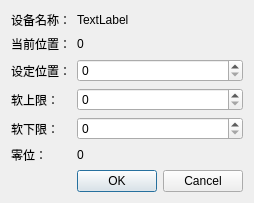
niuyuxin/touchScreen, file ui/settingpara.ui: the form before one commit.
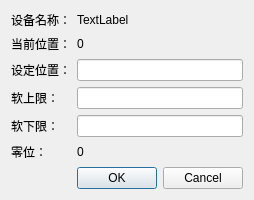
The form after the commit.

The edit to the form file:
```diff
--- a/ui/settingpara.ui
+++ b/ui/settingpara.ui
@@ -35,19 +35,6 @@
      </property>
     </widget>
    </item>
-   <item row="3" column="1">
-    <widget class="QSpinBox" name="upLimittedPosSpinBox">
-     <property name="sizePolicy">
-      <sizepolicy hsizetype="Preferred" vsizetype="Fixed">
-       <horstretch>0</horstretch>
-       <verstretch>0</verstretch>
-      </sizepolicy>
-     </property>
-     <property name="maximum">
-      <number>100000</number>
-     </property>
-    </widget>
-   </item>
    <item row="4" column="0">
     <widget class="QLabel" name="label_4">
      <property name="text">
@@ -55,19 +42,6 @@
      </property>
     </widget>
    </item>
-   <item row="4" column="1">
-    <widget class="QSpinBox" name="downLimittedPosSpinBox">
-     <property name="sizePolicy">
-      <sizepolicy hsizetype="Preferred" vsizetype="Fixed">
-       <horstretch>0</horstretch>
-       <verstretch>0</verstretch>
-      </sizepolicy>
-     </property>
-     <property name="maximum">
-      <number>100000</number>
-     </property>
-    </widget>
-   </item>
    <item row="5" column="0">
     <widget class="QLabel" name="label_5">
      <property name="text">
@@ -106,22 +80,6 @@
      </property>
     </widget>
    </item>
-   <item row="2" column="1">
-    <widget class="QSpinBox" name="calPosSpinBox">
-     <property name="sizePolicy">
-      <sizepolicy hsizetype="Preferred" vsizetype="Fixed">
-       <horstretch>0</horstretch>
-       <verstretch>0</verstretch>
-      </sizepolicy>
-     </property>
-     <property name="focusPolicy">
-      <enum>Qt::WheelFocus</enum>
-     </property>
-     <property name="maximum">
-      <number>100000</number>
-     </property>
-    </widget>
-   </item>
    <item row="5" column="1">
     <widget class="QLabel" name="zeroPosLabel">
      <property name="text">
@@ -129,6 +87,15 @@
      </property>
     </widget>
    </item>
+   <item row="4" column="1">
+    <widget class="QLineEdit" name="lowerLimitPosLineEdit"/>
+   </item>
+   <item row="3" column="1">
+    <widget class="QLineEdit" name="upperLimitPosLineEdit"/>
+   </item>
+   <item row="2" column="1">
+    <widget class="QLineEdit" name="targetPosLineEdit"/>
+   </item>
   </layout>
  </widget>
  <resources/>
```
